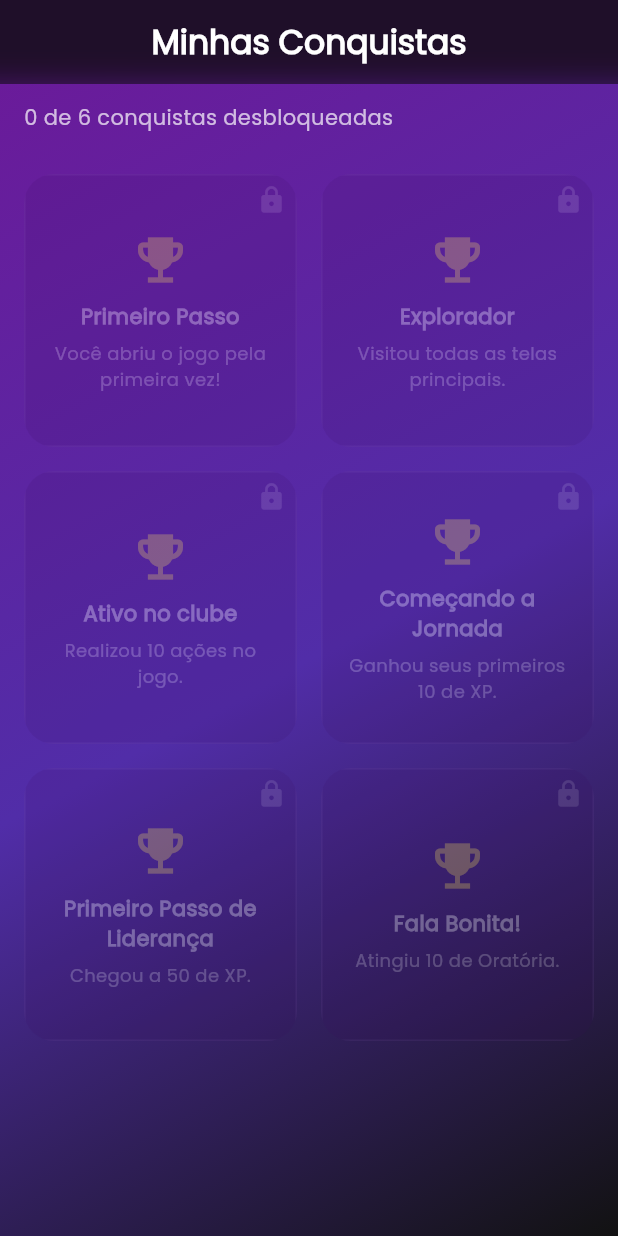
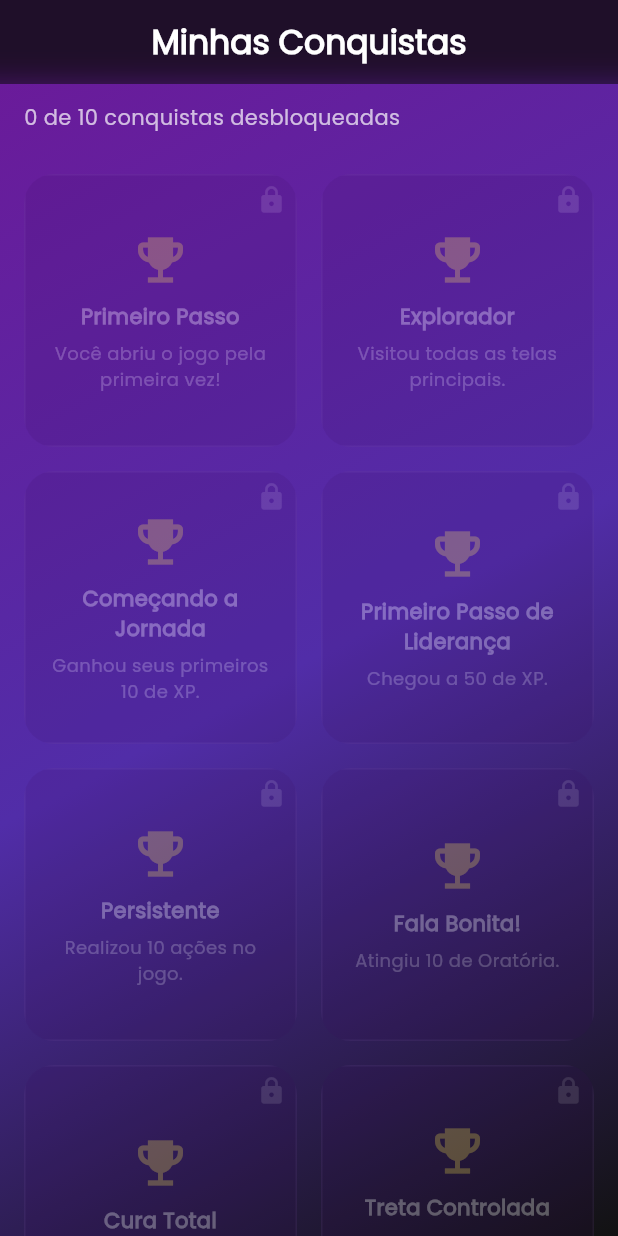
Before and after one commit to GustavoJung/bitleo, a Flutter app: the ConquistasScreen screen opened directly, on a phone screen of 412 x 824 dp. Run offline on Flutter 3.47's test engine with Material 3 defaults, Android fonts, the phone set to English and light mode, and no system bars; our stand-ins replace animated_background, confetti, shared_preferences; accounts and stored records are empty.

Commit message:
ajuste conquistas

```diff
--- a/lib/screens/conquistas_screen.dart
+++ b/lib/screens/conquistas_screen.dart
@@ -46,10 +46,6 @@ class _ConquistasScreenState extends State<ConquistasScreen> {
       descricao: 'Visitou todas as telas principais.',
     ),
     Conquista(
-      titulo: 'Ativo no clube',
-      descricao: 'Realizou 10 ações no jogo.',
-    ),
-    Conquista(
       titulo: 'Começando a Jornada',
       descricao: 'Ganhou seus primeiros 10 de XP.',
     ),
@@ -57,7 +53,18 @@ class _ConquistasScreenState extends State<ConquistasScreen> {
       titulo: 'Primeiro Passo de Liderança',
       descricao: 'Chegou a 50 de XP.',
     ),
+    Conquista(titulo: 'Persistente', descricao: 'Realizou 10 ações no jogo.'),
     Conquista(titulo: 'Fala Bonita!', descricao: 'Atingiu 10 de Oratória.'),
+    Conquista(titulo: 'Cura Total', descricao: 'Chegou a 100 de saúde.'),
+    Conquista(
+      titulo: 'Treta Controlada',
+      descricao: 'Manteve a felicidade alta por um bom tempo.',
+    ),
+    Conquista(
+      titulo: 'Estrategista',
+      descricao: 'Distribuiu seus pontos de atributo iniciais.',
+    ),
+    Conquista(titulo: 'Maratona LEO', descricao: 'Jogou por 30 turnos.'),
   ];
 
   @override
--- a/lib/services/conquistas_service.dart
+++ b/lib/services/conquistas_service.dart
@@ -9,6 +9,10 @@ class ConquistaService {
     'conquistas',
     'name',
   ];
+
+  static Future<Set<String>> conquistasDesbloqueadas() async {
+    return _getDesbloqueadas();
+  }
 
   static Future<void> salvarConquistas(List<String> conquistas) async {
     final prefs = await SharedPreferences.getInstance();
```
Also changed, not shown: lib/screens/game_screen.dart (+18 -22 lines), 1 other file.
